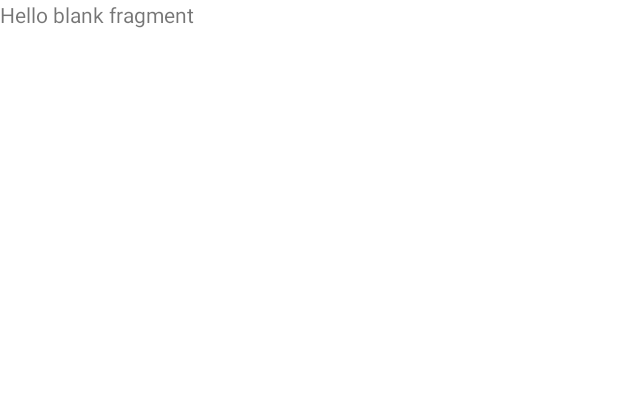
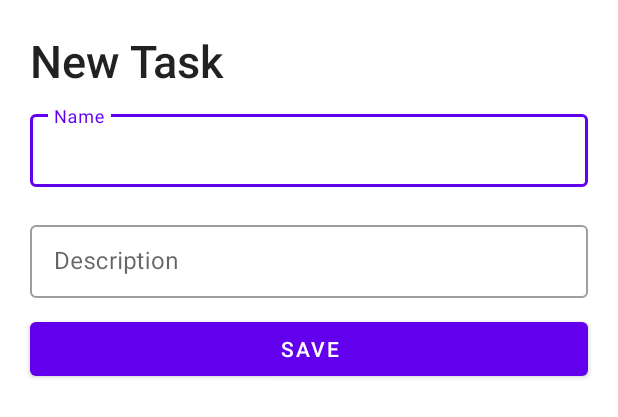
Before and after one commit to Rikucode/NoteApp, an Android app: the layout fragment_new_task_sheet.xml on its own in the app's theme, with its tools: preview values and no code run, on a phone screen of 412 x 824 dp. Shown: the top 417 px of the screen. Run offline under Robolectric (Android 15) with nearby library versions, the phone set to English and light mode, and no system bars.

Commit message:
add new task fragment

```diff
--- a/app/src/main/java/com/rikugou/noteapp/MainActivity.kt
+++ b/app/src/main/java/com/rikugou/noteapp/MainActivity.kt
@@ -2,10 +2,14 @@ package com.rikugou.noteapp
 
 import androidx.appcompat.app.AppCompatActivity
 import android.os.Bundle
+import com.rikugou.noteapp.databinding.ActivityMainBinding
 
 class MainActivity : AppCompatActivity() {
+
+    private lateinit var binding: ActivityMainBinding
     override fun onCreate(savedInstanceState: Bundle?) {
         super.onCreate(savedInstanceState)
-        setContentView(R.layout.activity_main)
+        binding = ActivityMainBinding.inflate(layoutInflater)
+        setContentView(binding.root)
     }
 }
--- a/app/src/main/res/layout/fragment_new_task_sheet.xml
+++ b/app/src/main/res/layout/fragment_new_task_sheet.xml
@@ -1,14 +1,59 @@
 <?xml version="1.0" encoding="utf-8"?>
-<FrameLayout xmlns:android="http://schemas.android.com/apk/res/android"
+<LinearLayout
+    android:orientation="vertical"
+    xmlns:android="http://schemas.android.com/apk/res/android"
     xmlns:tools="http://schemas.android.com/tools"
     android:layout_width="match_parent"
-    android:layout_height="match_parent"
+    android:layout_height="wrap_content"
     tools:context=".NewTaskSheet">
 
-    <!-- TODO: Update blank fragment layout -->
     <TextView
         android:layout_width="match_parent"
-        android:layout_height="match_parent"
-        android:text="@string/hello_blank_fragment" />
+        android:layout_height="wrap_content"
+        android:text="New Task"
+        android:textSize="30sp"
+        android:layout_marginTop="20dp"
+        android:layout_marginStart="20dp"
 
-</FrameLayout>
+        style="@style/TextAppearance.AppCompat.Title"/>
+    <com.google.android.material.textfield.TextInputLayout
+        style="@style/Widget.MaterialComponents.TextInputLayout.OutlinedBox.Dense"
+        android:layout_width="match_parent"
+        android:layout_height="wrap_content"
+        android:layout_marginVertical="10dp"
+        android:layout_marginHorizontal="20dp">
+
+        <com.google.android.material.textfield.TextInputEditText
+            android:layout_width="match_parent"
+            android:layout_height="match_parent"
+            android:id="@+id/name"
+            android:hint="Name"
+        />
+
+    </com.google.android.material.textfield.TextInputLayout>
+
+    <com.google.android.material.textfield.TextInputLayout
+        style="@style/Widget.MaterialComponents.TextInputLayout.OutlinedBox.Dense"
+        android:layout_width="match_parent"
+        android:layout_height="wrap_content"
+        android:layout_marginVertical="10dp"
+        android:layout_marginHorizontal="20dp">
+
+        <com.google.android.material.textfield.TextInputEditText
+            android:layout_width="match_parent"
+            android:layout_height="match_parent"
+            android:id="@+id/Desc"
+            android:hint="Description"
+            />
+
+    </com.google.android.material.textfield.TextInputLayout>
+    <com.google.android.material.button.MaterialButton
+        android:id="@+id/saveButton"
+        android:layout_width="match_parent"
+        android:layout_height="wrap_content"
+        android:layout_gravity="center"
+        android:layout_marginHorizontal="20dp"
+        android:text="Save"
+
+       />
+</LinearLayout>
```
